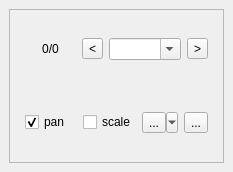
Before: the Qt Designer form ui/ui_teamtraining.ui in azvoleff/teamqgis, drawn with Qt 5.
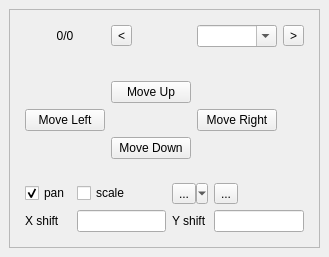
After: the same form once the commit is applied. Icons and pictures are not drawn.

Commit message: Update input form for shift.

The edit to the form file:
```diff
--- a/ui/ui_teamtraining.ui
+++ b/ui/ui_teamtraining.ui
@@ -6,8 +6,8 @@
    <rect>
     <x>0</x>
     <y>0</y>
-    <width>233</width>
-    <height>172</height>
+    <width>314</width>
+    <height>257</height>
    </rect>
   </property>
   <property name="windowTitle">
@@ -15,7 +15,7 @@
   </property>
   <widget class="QWidget" name="dockWidgetContents">
    <layout class="QGridLayout" name="gridLayout_3">
-    <item row="0" column="1">
+    <item row="0" column="0">
      <widget class="QFrame" name="browseFrame">
       <property name="sizePolicy">
        <sizepolicy hsizetype="Preferred" vsizetype="Preferred">
@@ -130,6 +130,47 @@
             </property>
            </widget>
           </item>
+          <item row="3" column="1">
+           <widget class="QPushButton" name="translateUp">
+            <property name="text">
+             <string>Move Up</string>
+            </property>
+           </widget>
+          </item>
+          <item row="5" column="2">
+           <widget class="QPushButton" name="translateRight">
+            <property name="text">
+             <string>Move Right</string>
+            </property>
+           </widget>
+          </item>
+          <item row="6" column="1">
+           <widget class="QPushButton" name="translateDown">
+            <property name="text">
+             <string>Move Down</string>
+            </property>
+           </widget>
+          </item>
+          <item row="5" column="0">
+           <widget class="QPushButton" name="translateLeft">
+            <property name="text">
+             <string>Move Left</string>
+            </property>
+           </widget>
+          </item>
+          <item row="2" column="1">
+           <spacer name="verticalSpacer">
+            <property name="orientation">
+             <enum>Qt::Vertical</enum>
+            </property>
+            <property name="sizeHint" stdset="0">
+             <size>
+              <width>20</width>
+              <height>40</height>
+             </size>
+            </property>
+           </spacer>
+          </item>
          </layout>
         </widget>
        </item>
@@ -146,7 +187,7 @@
             </property>
            </widget>
           </item>
-          <item row="0" column="1">
+          <item row="0" column="2">
            <widget class="QCheckBox" name="scaleCheck">
             <property name="text">
              <string>scale</string>
@@ -154,23 +195,6 @@
            </widget>
           </item>
           <item row="0" column="3">
-           <widget class="QToolButton" name="editFormButton">
-            <property name="toolTip">
-             <string notr="true"/>
-            </property>
-            <property name="accessibleDescription">
-             <string notr="true"/>
-            </property>
-            <property name="text">
-             <string notr="true">...</string>
-            </property>
-            <property name="icon">
-             <iconset>
-              <normaloff>../icons/openform.svg</normaloff>../icons/openform.svg</iconset>
-            </property>
-           </widget>
-          </item>
-          <item row="0" column="2">
            <widget class="QToolButton" name="actionButton">
             <property name="sizePolicy">
              <sizepolicy hsizetype="Fixed" vsizetype="Fixed">
@@ -190,6 +214,43 @@
             </property>
            </widget>
           </item>
+          <item row="0" column="4">
+           <widget class="QToolButton" name="editFormButton">
+            <property name="toolTip">
+             <string notr="true"/>
+            </property>
+            <property name="accessibleDescription">
+             <string notr="true"/>
+            </property>
+            <property name="text">
+             <string notr="true">...</string>
+            </property>
+            <property name="icon">
+             <iconset>
+              <normaloff>../icons/openform.svg</normaloff>../icons/openform.svg</iconset>
+            </property>
+           </widget>
+          </item>
+          <item row="1" column="4">
+           <widget class="QLineEdit" name="yres"/>
+          </item>
+          <item row="1" column="2">
+           <widget class="QLineEdit" name="xres"/>
+          </item>
+          <item row="1" column="0">
+           <widget class="QLabel" name="label">
+            <property name="text">
+             <string>X shift</string>
+            </property>
+           </widget>
+          </item>
+          <item row="1" column="3">
+           <widget class="QLabel" name="label_2">
+            <property name="text">
+             <string>Y shift</string>
+            </property>
+           </widget>
+          </item>
          </layout>
         </widget>
        </item>
```
